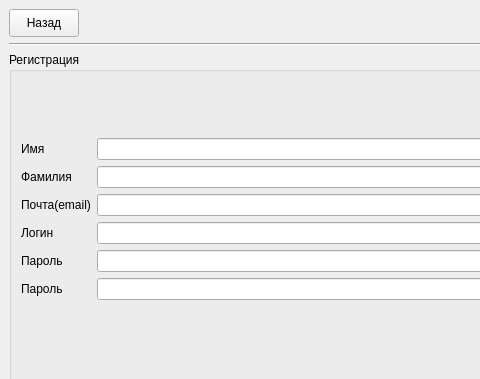
The window that ui/graphic/reg_window.ui (yurij-lyubskij/goto_chat) describes before a commit, drawn with Qt 5; both pictures show x 0 to 480 and y 0 to 379 of the 638 by 522 pixel window.
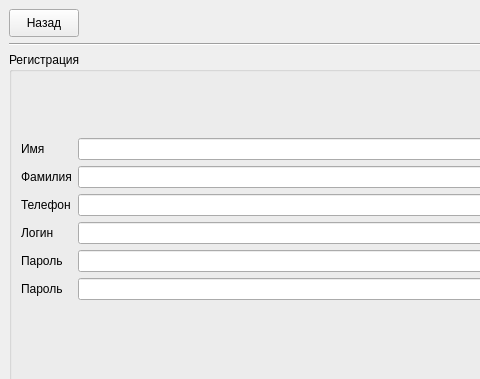
The same window after the commit.

Commit message: + login window and register web

The edit to the form file:
```diff
--- a/ui/graphic/reg_window.ui
+++ b/ui/graphic/reg_window.ui
@@ -134,7 +134,7 @@
            <item row="2" column="0">
             <widget class="QLabel" name="label_3">
              <property name="text">
-              <string>Почта(email)</string>
+              <string>Телефон</string>
              </property>
             </widget>
            </item>
```
Left out of the diff: 2 changed lines with no effect on the pictures. The commit also changes 6 other files.
